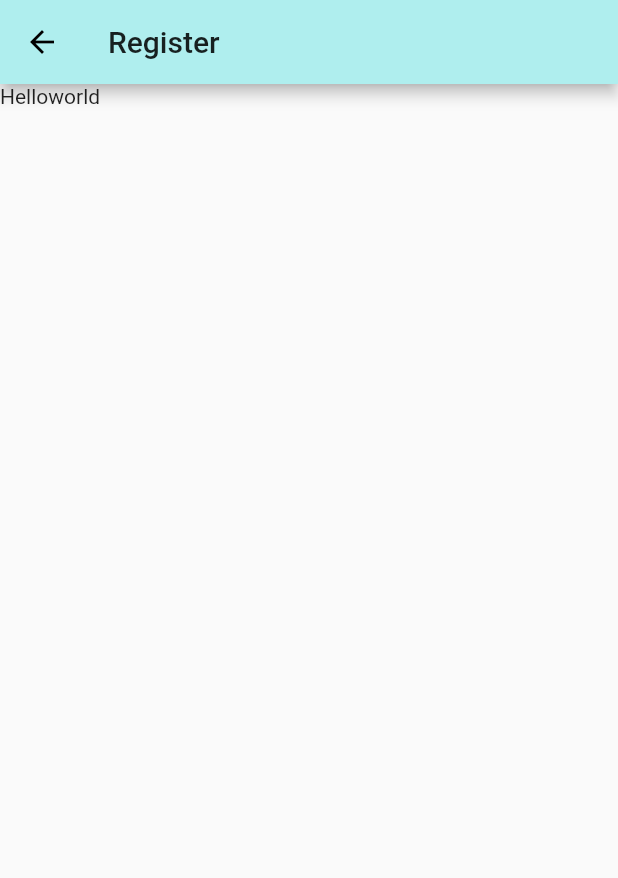
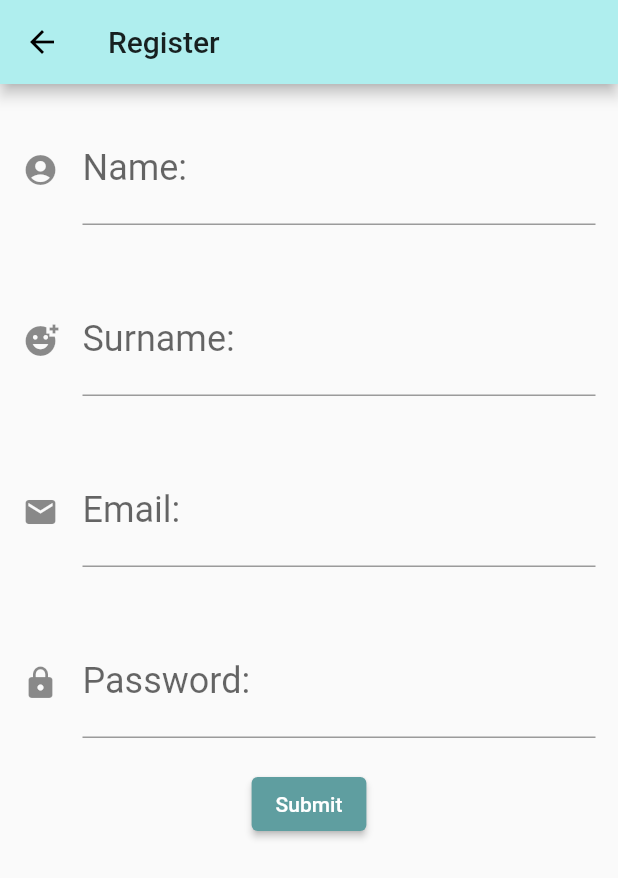
Before and after one commit to Pikanet0198/week1, a Flutter app: the Register screen opened by its route, on a phone screen of 412 x 824 dp. Shown: the top 878 px of the screen. Run offline on Flutter 3.47's test engine with Material 2 defaults, Android fonts, the phone set to English and light mode, and no system bars; network calls fail.

Commit message:
สร้างForm

```diff
--- a/lib/screen/register.dart
+++ b/lib/screen/register.dart
@@ -1,20 +1,155 @@
 import 'package:flutter/material.dart';
+import 'package:mobileappweek1/config/constant.dart';
 
 class Register extends StatefulWidget {
-  const Register({ Key? key }) : super(key: key);
+  const Register({Key? key}) : super(key: key);
 
   @override
   _RegisterState createState() => _RegisterState();
 }
 
 class _RegisterState extends State<Register> {
+  var name, surname, email, password;
+  final formKey = GlobalKey<FormState>();
   @override
   Widget build(BuildContext context) {
-   return Scaffold(
-      appBar: AppBar(
-        title: Text('Register'),
+    return SafeArea(
+      child: Scaffold(
+        appBar: AppBar(
+          title: Text('Register'),
+        ),
+        body: Form(
+            key: formKey,
+            child: SingleChildScrollView(
+              child: Column(
+                children: [
+                  txtName(),
+                  txtSurname(),
+                  txtEmail(),
+                  txtPassword(),
+                  btnSubmit(),
+                ],
+              ),
+            ),
+            ),
       ),
-      body: Text('Helloworld'),
     );
   }
+
+ Widget txtName() {
+    return Container(
+      margin: EdgeInsets.fromLTRB(15, 20, 15, 20),
+      child: TextFormField(
+        style: TextStyle(
+          fontSize: 24,
+          color: pColor,
+        ),
+        decoration: InputDecoration(
+          labelText: 'Name:',
+          icon: Icon(Icons.account_circle),
+          hintText: 'Input your name',
+        ),
+        validator: (value) {
+          if (value!.isEmpty) {
+            return 'กรุณาใส่ข้อมูลด้วย';
+          } else if (value.length < 2) {
+            return 'กรุณาใส่ข้อมูลมากกว่า 2 ตัวอักษร';
+          }
+        },
+        onSaved: (value) {
+          name = value;
+        },
+      ),
+    );
+  }
+
+  Widget txtSurname() {
+    return Container(
+      margin: EdgeInsets.fromLTRB(15, 20, 15, 20),
+      child: TextFormField(
+        style: TextStyle(
+          fontSize: 24,
+          color: pColor,
+        ),
+        decoration: InputDecoration(
+          labelText: 'Surname:',
+          icon: Icon(Icons.add_reaction_sharp),
+          hintText: 'Input your name',
+        ),
+         validator: (value) {
+          if (value!.isEmpty) {
+            return 'กรุณากรอกข้อมูล';
+          }
+        },
+        onSaved: (value) {
+          surname = value!.trim();
+        },
+      ),
+    );
+  }
+
+  Widget txtEmail() {
+    return Container(
+      margin: EdgeInsets.fromLTRB(15, 20, 15, 20),
+      child: TextFormField(
+        keyboardType: TextInputType.emailAddress,
+        style: TextStyle(
+          fontSize: 24,
+          color: pColor,
+        ),
+        decoration: InputDecoration(
+          labelText: 'Email:',
+          icon: Icon(Icons.email),
+          hintText: 'Input your email',
+        ),
+        validator: (value) {
+          if (!(value!.contains('@'))) {
+            return 'กรุณากรอกข้อมูลตามรูปแบบอีเมลด้วย';
+          } else if (!(value.contains('.'))) {
+            return 'กรุณากรอกข้อมูลตามรูปแบบอีเมลด้วย';
+          }
+        },
+        onSaved: (value) {
+          email = value;
+        },
+      ),
+    );
+  }
+
+  Widget txtPassword() {
+    return Container(
+      margin: EdgeInsets.fromLTRB(15, 20, 15, 20),
+      child: TextFormField(
+        obscureText: true,
+        style: TextStyle(
+          fontSize: 24,
+          color: pColor,
+        ),
+        decoration: InputDecoration(
+          labelText: 'Password:',
+          icon: Icon(Icons.lock),
+          hintText: 'Input your password',
+        ),
+        onSaved: (value) {
+          password = value;
+        },
+      ),
+    );
+  }
+
+  Widget btnSubmit() => ElevatedButton(
+        style: ElevatedButton.styleFrom(
+          primary: pColor,
+        ),
+        onPressed: () {
+          print("Hello");
+          if (formKey.currentState!.validate()) {
+            formKey.currentState!.save();
+            print(
+                "Name : $name Surname : $surname Emai : $email Password : $password ");
+            formKey.currentState!.reset();
+          }
+        },
+        child: Text('Submit'),
+      );
 }
```
